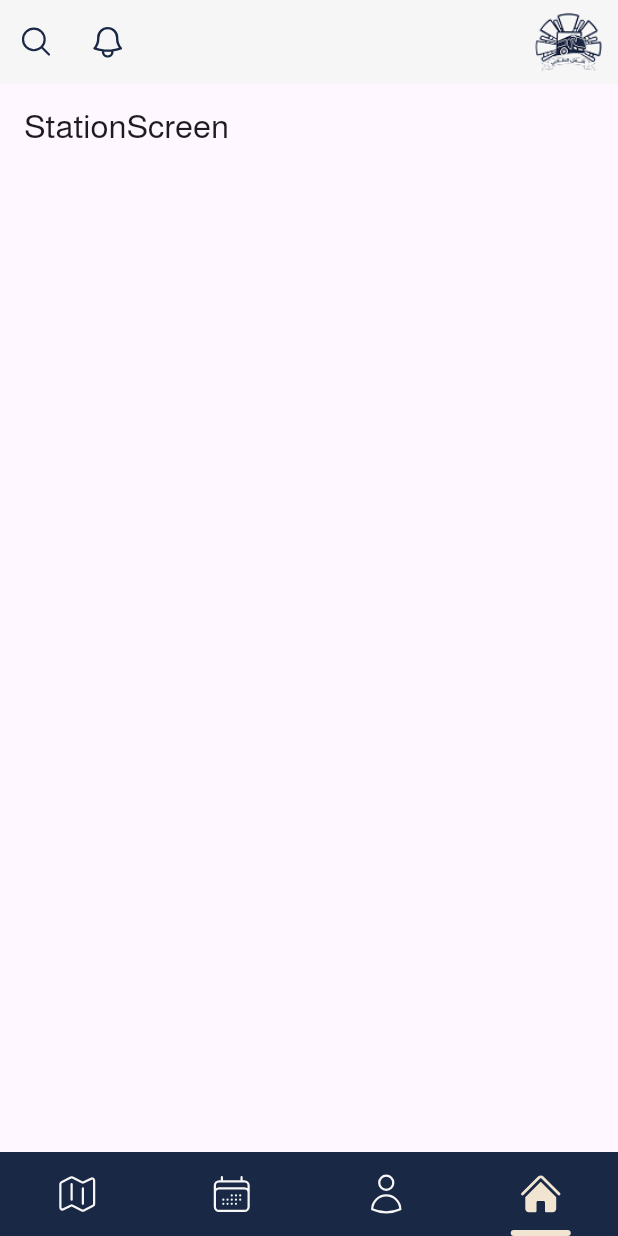
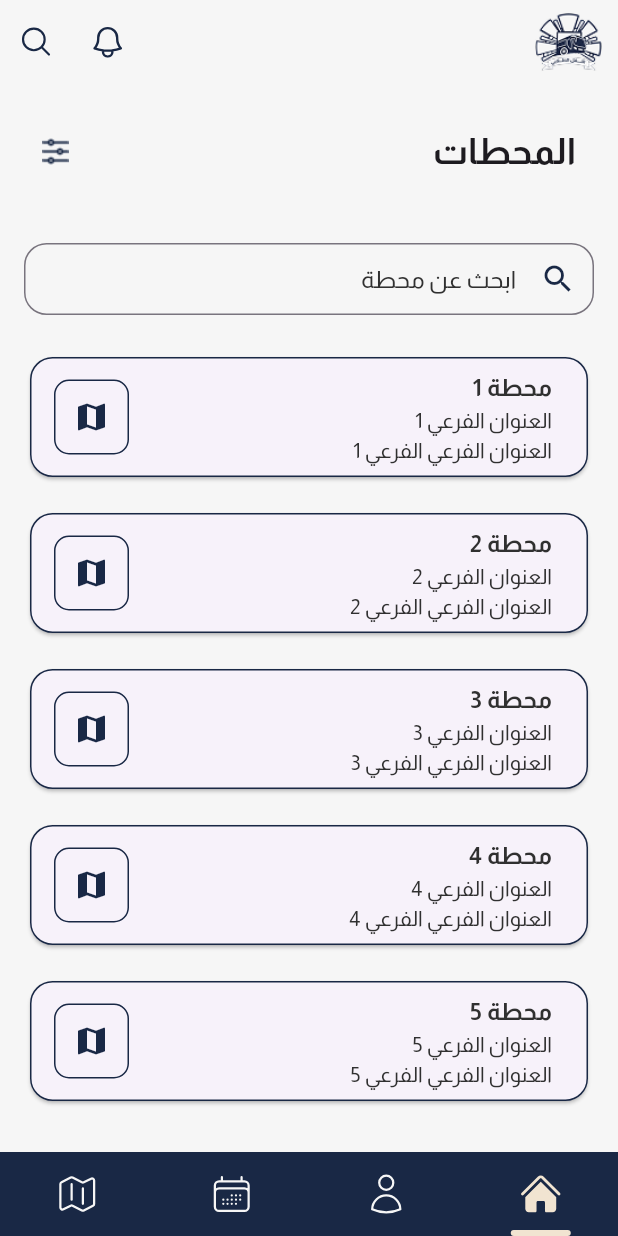
Before and after one commit to Tyler34Durden/Uot-Transport-Flutter, a Flutter app: the MainScreen screen opened directly, on a phone screen of 412 x 824 dp. Run offline on Flutter 3.47's test engine with Material 3 defaults, Android fonts, the light colour scheme and no system bars; our stand-ins replace carousel_slider, dio, flutter_svg; missing offline and left inert: mobile_scanner.

Commit message:
add Station Screen

```diff
--- a/lib/core/app_icons.dart
+++ b/lib/core/app_icons.dart
@@ -3,48 +3,67 @@ import 'package:flutter/material.dart';
 import 'package:flutter_svg/flutter_svg.dart';
 
 class AppIcons {
-  static const String outline_HomeNavPath = 'assets/icons/heroicons-outline/home.svg';
-  static const String solid_HomeNavPath = 'assets/icons/heroicons-solid/home.svg';
-  static const String outline_ProfileNavPath = 'assets/icons/heroicons-outline/user.svg';
-  static const String solid_ProfileNavPath = 'assets/icons/heroicons-solid/user.svg';
-  static const String outline_TripsNavPath = 'assets/icons/heroicons-outline/calendar-days.svg';
-  static const String solid_TripsNavPath = 'assets/icons/heroicons-solid/calendar-days.svg';
-  static const String outline_StationNavPath = 'assets/icons/heroicons-outline/map.svg';
-  static const String solid_StationNavPath = 'assets/icons/heroicons-solid/map.svg';
-  static const String outline_SearchAppPath = 'assets/icons/heroicons-outline/magnifying-glass.svg';
+  static const String outline_HomeNavPath =
+      'assets/icons/heroicons-outline/home.svg';
+  static const String solid_HomeNavPath =
+      'assets/icons/heroicons-solid/home.svg';
+  static const String outline_ProfileNavPath =
+      'assets/icons/heroicons-outline/user.svg';
+  static const String solid_ProfileNavPath =
+      'assets/icons/heroicons-solid/user.svg';
+  static const String outline_TripsNavPath =
+      'assets/icons/heroicons-outline/calendar-days.svg';
+  static const String solid_TripsNavPath =
+      'assets/icons/heroicons-solid/calendar-days.svg';
+  static const String outline_StationNavPath =
+      'assets/icons/heroicons-outline/map.svg';
+  static const String solid_StationNavPath =
+      'assets/icons/heroicons-solid/map.svg';
+  static const String outline_SearchAppPath =
+      'assets/icons/heroicons-outline/magnifying-glass.svg';
   static const String outline_NotificationsAppPath = 'assets/icons/Vector.svg';
   static const String linePath = 'assets/icons/line.svg';
   static const String logoPath = 'assets/icons/png logo.png';
+  static const String filterIcon = 'assets/icons/filterIcon.png';
 
   static Widget homeNav({double? width, double? height, Color? color}) {
-    return SvgPicture.asset(outline_HomeNavPath, width: width, height: height, color: color);
+    return SvgPicture.asset(outline_HomeNavPath,
+        width: width, height: height, color: color);
   }
 
   static Widget profileNav({double? width, double? height, Color? color}) {
-    return SvgPicture.asset(outline_ProfileNavPath, width: width, height: height, color: color);
+    return SvgPicture.asset(outline_ProfileNavPath,
+        width: width, height: height, color: color);
   }
 
   static Widget tripsNav({double? width, double? height, Color? color}) {
-    return SvgPicture.asset(outline_TripsNavPath, width: width, height: height, color: color);
+    return SvgPicture.asset(outline_TripsNavPath,
+        width: width, height: height, color: color);
   }
 
   static Widget stationNav({double? width, double? height, Color? color}) {
-    return SvgPicture.asset(outline_StationNavPath, width: width, height: height, color: color);
+    return SvgPicture.asset(outline_StationNavPath,
+        width: width, height: height, color: color);
   }
 
   static Widget searchApp({double? width, double? height, Color? color}) {
-    return SvgPicture.asset(outline_SearchAppPath, width: width, height: height, color: color);
+    return SvgPicture.asset(outline_SearchAppPath,
+        width: width, height: height, color: color);
   }
 
-  static Widget notificationsApp({double? width, double? height, Color? color}) {
-    return SvgPicture.asset(outline_NotificationsAppPath, width: width, height: height, color: color);
+  static Widget notificationsApp(
+      {double? width, double? height, Color? color}) {
+    return SvgPicture.asset(outline_NotificationsAppPath,
+        width: width, height: height, color: color);
   }
 
   static Widget line({double? width, double? height, Color? color}) {
-    return SvgPicture.asset(linePath, width: width, height: height, color: color);
+    return SvgPicture.asset(linePath,
+        width: width, height: height, color: color);
   }
 
   static Widget logo_1({double? width, double? height, Color? color}) {
-    return SvgPicture.asset(logoPath, width: width, height: height, color: color);
+    return SvgPicture.asset(logoPath,
+        width: width, height: height, color: color);
   }
 }
--- a/lib/main.dart
+++ b/lib/main.dart
@@ -3,6 +3,7 @@ import 'package:uot_transport/auth_feature/view/screens/forgot_password.dart';
 import 'package:uot_transport/auth_feature/view/screens/home_screen.dart';
 import 'package:uot_transport/auth_feature/view/screens/login_screen.dart';
 import 'package:uot_transport/auth_feature/view/screens/onboarding_screen.dart';
+import 'package:uot_transport/core/main_screen.dart';
 
 
 void main() {
@@ -21,7 +22,7 @@ class MyApp extends StatelessWidget {
 
         fontFamily: 'Almarai',
       ),
-      home:  const ForgotPassword(),
+      home:  const MainScreen(),
     );
   }
 }
--- a/lib/station_feature/view/screens/station_screen.dart
+++ b/lib/station_feature/view/screens/station_screen.dart
@@ -1,16 +1,68 @@
-import 'package:flutter/material.dart';
+import 'package:flutter/material.dart' hide SearchBar;
+import 'package:uot_transport/auth_feature/view/widgets/app_text.dart';
+import 'package:uot_transport/core/app_colors.dart';
+import 'package:uot_transport/core/app_icons.dart';
+import 'package:uot_transport/station_feature/view/widgets/search_bar.dart';
+import 'package:uot_transport/station_feature/view/widgets/station_list.dart';
+
 class StationScreen extends StatelessWidget {
   const StationScreen({super.key});
 
   @override
   Widget build(BuildContext context) {
+    final List<Map<String, String>> stations = [
+      {
+        'mainTitle': 'محطة 1',
+        'subTitle': 'العنوان الفرعي 1',
+        'subSubTitle': 'العنوان الفرعي الفرعي 1',
+      },
+      {
+        'mainTitle': 'محطة 2',
+        'subTitle': 'العنوان الفرعي 2',
+        'subSubTitle': 'العنوان الفرعي الفرعي 2',
+      },
+      {
+        'mainTitle': 'محطة 3',
+        'subTitle': 'العنوان الفرعي 3',
+        'subSubTitle': 'العنوان الفرعي الفرعي 3',
+      },
+      {
+        'mainTitle': 'محطة 4',
+        'subTitle': 'العنوان الفرعي 4',
+        'subSubTitle': 'العنوان الفرعي الفرعي 4',
+      },
+      {
+        'mainTitle': 'محطة 5',
+        'subTitle': 'العنوان الفرعي 5',
+        'subSubTitle': 'العنوان الفرعي الفرعي 5',
+      },
+    ];
+
     return Scaffold(
-      appBar: AppBar(
-        title: const Text('StationScreen'),
-      ),
+      backgroundColor: AppColors.backgroundColor,
       body: Column(
         children: [
+          Padding(
+            padding: const EdgeInsets.all(28),
+            child: Row(
+              mainAxisAlignment: MainAxisAlignment.spaceBetween,
+              children: [
+                Image.asset(AppIcons.filterIcon),
+                const AppText(
+                  lbl: 'المحطات',
+                  style: TextStyle(
+                    fontSize: 24,
+                    fontWeight: FontWeight.bold,
+                  ),
+                ),
+              ],
+            ),
+          ),
+          const SearchBar(
 
+          ),
+          StationList(stations: stations),
+          // يمكنك إضافة المزيد من الويدجت هنا
         ],
       ),
     );
--- /dev/null
+++ b/lib/station_feature/view/widgets/search_bar.dart
@@ -0,0 +1,53 @@
+import 'package:flutter/material.dart';
+import 'package:uot_transport/core/app_colors.dart';
+
+class SearchBar extends StatelessWidget {
+  const SearchBar({super.key, this.onSearch});
+
+  final Function(String)? onSearch;
+
+  @override
+  Widget build(BuildContext context) {
+    final TextEditingController _controller = TextEditingController();
+
+    return Padding(
+      padding: const EdgeInsets.all(16.0),
+      child: Row(
+        children: [
+          Expanded(
+            child: TextField(
+              controller: _controller,
+              textAlign: TextAlign.right, // تغيير اتجاه النص
+              decoration: InputDecoration(
+                hintText: 'ابحث عن محطة',
+                hintStyle: TextStyle(color: AppColors.textColor),
+                border: OutlineInputBorder(
+                  borderRadius: BorderRadius.circular(15),
+                  borderSide: BorderSide(color: AppColors.primaryColor),
+                ),
+                focusedBorder: OutlineInputBorder(
+                  borderRadius: BorderRadius.circular(15),
+                  borderSide: BorderSide(color: AppColors.primaryColor, width: 2),
+                ),
+                contentPadding: const EdgeInsets.symmetric(vertical: 10, horizontal: 20),
+                suffixIcon: IconButton(
+                  icon: Icon(Icons.search, color: AppColors.primaryColor),
+                  onPressed: () {
+                    if (onSearch != null) {
+                      onSearch!(_controller.text);
+                    }
+                  },
+                ),
+              ),
+              onSubmitted: (value) {
+                if (onSearch != null) {
+                  onSearch!(value);
+                }
+              },
+            ),
+          ),
+        ],
+      ),
+    );
+  }
+}
--- /dev/null
+++ b/lib/station_feature/view/widgets/station_list.dart
@@ -0,0 +1,67 @@
+import 'package:flutter/material.dart';
+import 'package:uot_transport/core/app_colors.dart';
+
+class StationList extends StatelessWidget {
+  const StationList({super.key, required this.stations});
+
+  final List<Map<String, String>> stations;
+
+  @override
+  Widget build(BuildContext context) {
+    return Expanded(
+      child: ListView.builder(
+        itemCount: stations.length,
+        itemBuilder: (context, index) {
+          return Padding(
+            padding: const EdgeInsets.symmetric(horizontal: 16.0, vertical: 8.0),
+            child: Card(
+              shape: RoundedRectangleBorder(
+                borderRadius: BorderRadius.circular(15),
+                side: BorderSide(color: AppColors.primaryColor, width: 1), // إضافة حدود للإطار
+              ),
+              child: ListTile(
+                leading: Container(
+                  width: 50,
+                  height: 50,
+                  decoration: BoxDecoration(
+                    borderRadius: BorderRadius.circular(10),
+                    border: Border.all(color: AppColors.primaryColor, width: 1), // إضافة حدود للإطار
+                  ),
+                  child: const Icon(Icons.map, color: AppColors.primaryColor),
+                ),
+                title: Text(
+                  stations[index]['mainTitle']!,
+                  style: const TextStyle(
+                    fontSize: 16,
+                    color: AppColors.textColor,
+                    fontWeight: FontWeight.bold,
+                  ),
+                  textAlign: TextAlign.right,
+                ),
+                subtitle: Column(
+                  crossAxisAlignment: CrossAxisAlignment.end,
+                  children: [
+                    Text(
+                      stations[index]['subTitle']!,
+                      textAlign: TextAlign.right,
+                      style: const TextStyle(fontSize: 14, color: AppColors.textColor),
+                    ),
+                    Text(
+                      stations[index]['subSubTitle']!,
+                      textAlign: TextAlign.right,
+                      style: const TextStyle(fontSize: 14, color: AppColors.textColor),
+                    ),
+                  ],
+                ),
+                onTap: () {
+                  // Handle station tap
+                  print('Tapped on ${stations[index]['mainTitle']}');
+                },
+              ),
+            ),
+          );
+        },
+      ),
+    );
+  }
+}
```
Also changed, not shown: assets/icons/filterIcon.png (added).
